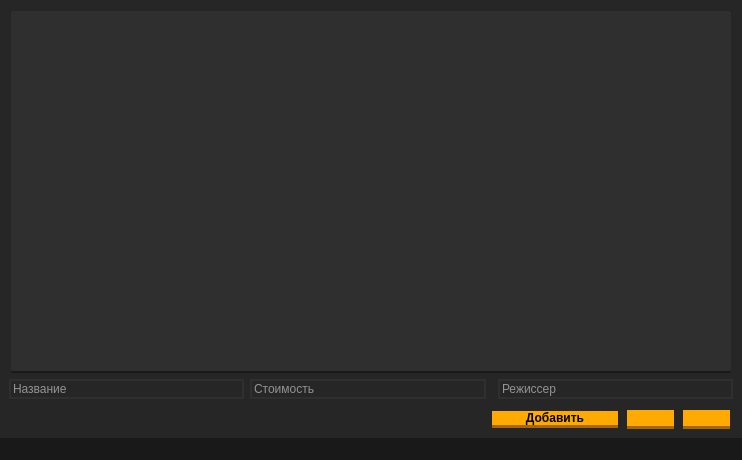
Qt form mainwindow.ui (OIegator/Movie-list-application) before a commit.
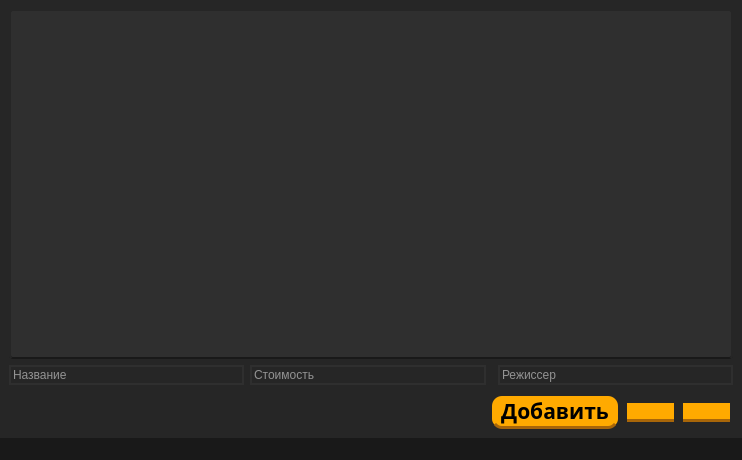
The same form after that commit. Icons and pictures are not drawn.

Diff of the .ui file:
```diff
--- a/mainwindow.ui
+++ b/mainwindow.ui
@@ -44,12 +44,217 @@
    <layout class="QGridLayout" name="gridLayout">
     <item row="1" column="1">
      <widget class="QLineEdit" name="lineEdit">
+      <property name="enabled">
+       <bool>true</bool>
+      </property>
       <property name="minimumSize">
        <size>
         <width>100</width>
         <height>0</height>
        </size>
       </property>
+      <property name="palette">
+       <palette>
+        <active>
+         <colorrole role="WindowText">
+          <brush brushstyle="SolidPattern">
+           <color alpha="255">
+            <red>255</red>
+            <green>255</green>
+            <blue>255</blue>
+           </color>
+          </brush>
+         </colorrole>
+         <colorrole role="Button">
+          <brush brushstyle="SolidPattern">
+           <color alpha="255">
+            <red>38</red>
+            <green>38</green>
+            <blue>38</blue>
+           </color>
+          </brush>
+         </colorrole>
+         <colorrole role="Text">
+          <brush brushstyle="SolidPattern">
+           <color alpha="255">
+            <red>255</red>
+            <green>255</green>
+            <blue>255</blue>
+           </color>
+          </brush>
+         </colorrole>
+         <colorrole role="ButtonText">
+          <brush brushstyle="SolidPattern">
+           <color alpha="255">
+            <red>255</red>
+            <green>255</green>
+            <blue>255</blue>
+           </color>
+          </brush>
+         </colorrole>
+         <colorrole role="Base">
+          <brush brushstyle="SolidPattern">
+           <color alpha="255">
+            <red>38</red>
+            <green>38</green>
+            <blue>38</blue>
+           </color>
+          </brush>
+         </colorrole>
+         <colorrole role="Window">
+          <brush brushstyle="SolidPattern">
+           <color alpha="255">
+            <red>38</red>
+            <green>38</green>
+            <blue>38</blue>
+           </color>
+          </brush>
+         </colorrole>
+         <colorrole role="PlaceholderText">
+          <brush brushstyle="SolidPattern">
+           <color alpha="255">
+            <red>147</red>
+            <green>147</green>
+            <blue>147</blue>
+           </color>
+          </brush>
+         </colorrole>
+        </active>
+        <inactive>
+         <colorrole role="WindowText">
+          <brush brushstyle="SolidPattern">
+           <color alpha="255">
+            <red>255</red>
+            <green>255</green>
+            <blue>255</blue>
+           </color>
+          </brush>
+         </colorrole>
+         <colorrole role="Button">
+          <brush brushstyle="SolidPattern">
+           <color alpha="255">
+            <red>38</red>
+            <green>38</green>
+            <blue>38</blue>
+           </color>
+          </brush>
+         </colorrole>
+         <colorrole role="Text">
+          <brush brushstyle="SolidPattern">
+           <color alpha="255">
+            <red>255</red>
+            <green>255</green>
+            <blue>255</blue>
+           </color>
+          </brush>
+         </colorrole>
+         <colorrole role="ButtonText">
+          <brush brushstyle="SolidPattern">
+           <color alpha="255">
+            <red>255</red>
+            <green>255</green>
+            <blue>255</blue>
+           </color>
+          </brush>
+         </colorrole>
+         <colorrole role="Base">
+          <brush brushstyle="SolidPattern">
+           <color alpha="255">
+            <red>38</red>
+            <green>38</green>
+            <blue>38</blue>
+           </color>
+          </brush>
+         </colorrole>
+         <colorrole role="Window">
+          <brush brushstyle="SolidPattern">
+           <color alpha="255">
+            <red>38</red>
+            <green>38</green>
+            <blue>38</blue>
+           </color>
+          </brush>
+         </colorrole>
+         <colorrole role="PlaceholderText">
+          <brush brushstyle="SolidPattern">
+           <color alpha="255">
+            <red>147</red>
+            <green>147</green>
+            <blue>147</blue>
+           </color>
+          </brush>
+         </colorrole>
+        </inactive>
+        <disabled>
+         <colorrole role="WindowText">
+          <brush brushstyle="SolidPattern">
+           <color alpha="255">
+            <red>255</red>
+            <green>255</green>
+            <blue>255</blue>
+           </color>
+          </brush>
+         </colorrole>
+         <colorrole role="Button">
+          <brush brushstyle="SolidPattern">
+           <color alpha="255">
+            <red>38</red>
+            <green>38</green>
+            <blue>38</blue>
+           </color>
+          </brush>
+         </colorrole>
+         <colorrole role="Text">
+          <brush brushstyle="SolidPattern">
+           <color alpha="255">
+            <red>255</red>
+            <green>255</green>
+            <blue>255</blue>
+           </color>
+          </brush>
+         </colorrole>
+         <colorrole role="ButtonText">
+          <brush brushstyle="SolidPattern">
+           <color alpha="255">
+            <red>255</red>
+            <green>255</green>
+            <blue>255</blue>
+           </color>
+          </brush>
+         </colorrole>
+         <colorrole role="Base">
+          <brush brushstyle="SolidPattern">
+           <color alpha="255">
+            <red>38</red>
+            <green>38</green>
+            <blue>38</blue>
+           </color>
+          </brush>
+         </colorrole>
+         <colorrole role="Window">
+          <brush brushstyle="SolidPattern">
+           <color alpha="255">
+            <red>38</red>
+            <green>38</green>
+            <blue>38</blue>
+           </color>
+          </brush>
+         </colorrole>
+         <colorrole role="PlaceholderText">
+          <brush brushstyle="SolidPattern">
+           <color alpha="255">
+            <red>147</red>
+            <green>147</green>
+            <blue>147</blue>
+           </color>
+          </brush>
+         </colorrole>
+        </disabled>
+       </palette>
+      </property>
+      <property name="mouseTracking">
+       <bool>false</bool>
+      </property>
       <property name="styleSheet">
        <string notr="true">color: white;
 font: 16pt &quot;OCR A Extended&quot;;
@@ -57,6 +262,12 @@
 border: 2px solid rgb(47, 47, 47);
 </string>
       </property>
+      <property name="inputMethodHints">
+       <set>Qt::ImhNone</set>
+      </property>
+      <property name="text">
+       <string/>
+      </property>
       <property name="placeholderText">
        <string>Стоимость</string>
       </property>
@@ -78,6 +289,208 @@
     </item>
     <item row="1" column="0">
      <widget class="QLineEdit" name="lineEdit_2">
+      <property name="palette">
+       <palette>
+        <active>
+         <colorrole role="WindowText">
+          <brush brushstyle="SolidPattern">
+           <color alpha="255">
+            <red>255</red>
+            <green>255</green>
+            <blue>255</blue>
+           </color>
+          </brush>
+         </colorrole>
+         <colorrole role="Button">
+          <brush brushstyle="SolidPattern">
+           <color alpha="255">
+            <red>38</red>
+            <green>38</green>
+            <blue>38</blue>
+           </color>
+          </brush>
+         </colorrole>
+         <colorrole role="Text">
+          <brush brushstyle="SolidPattern">
+           <color alpha="255">
+            <red>255</red>
+            <green>255</green>
+            <blue>255</blue>
+           </color>
+          </brush>
+         </colorrole>
+         <colorrole role="ButtonText">
+          <brush brushstyle="SolidPattern">
+           <color alpha="255">
+            <red>255</red>
+            <green>255</green>
+            <blue>255</blue>
+           </color>
+          </brush>
+         </colorrole>
+         <colorrole role="Base">
+          <brush brushstyle="SolidPattern">
+           <color alpha="255">
+            <red>38</red>
+            <green>38</green>
+            <blue>38</blue>
+           </color>
+          </brush>
+         </colorrole>
+         <colorrole role="Window">
+          <brush brushstyle="SolidPattern">
+           <color alpha="255">
+            <red>38</red>
+            <green>38</green>
+            <blue>38</blue>
+           </color>
+          </brush>
+         </colorrole>
+         <colorrole role="PlaceholderText">
+          <brush brushstyle="NoBrush">
+           <color alpha="128">
+            <red>255</red>
+            <green>255</green>
+            <blue>255</blue>
+           </color>
+          </brush>
+         </colorrole>
+        </active>
+        <inactive>
+         <colorrole role="WindowText">
+          <brush brushstyle="SolidPattern">
+           <color alpha="255">
+            <red>255</red>
+            <green>255</green>
+            <blue>255</blue>
+           </color>
+          </brush>
+         </colorrole>
+         <colorrole role="Button">
+          <brush brushstyle="SolidPattern">
+           <color alpha="255">
+            <red>38</red>
+            <green>38</green>
+            <blue>38</blue>
+           </color>
+          </brush>
+         </colorrole>
+         <colorrole role="Text">
+          <brush brushstyle="SolidPattern">
+           <color alpha="255">
+            <red>255</red>
+            <green>255</green>
+            <blue>255</blue>
+           </color>
+          </brush>
+         </colorrole>
+         <colorrole role="ButtonText">
+          <brush brushstyle="SolidPattern">
+           <color alpha="255">
+            <red>255</red>
+            <green>255</green>
+            <blue>255</blue>
+           </color>
+          </brush>
+         </colorrole>
+         <colorrole role="Base">
+          <brush brushstyle="SolidPattern">
+           <color alpha="255">
+            <red>38</red>
+            <green>38</green>
+            <blue>38</blue>
+           </color>
+          </brush>
+         </colorrole>
+         <colorrole role="Window">
+          <brush brushstyle="SolidPattern">
+           <color alpha="255">
+            <red>38</red>
+            <green>38</green>
+            <blue>38</blue>
+           </color>
+          </brush>
+         </colorrole>
+         <colorrole role="PlaceholderText">
+          <brush brushstyle="NoBrush">
+           <color alpha="128">
+            <red>255</red>
+            <green>255</green>
+            <blue>255</blue>
+           </color>
+          </brush>
+         </colorrole>
+        </inactive>
+        <disabled>
+         <colorrole role="WindowText">
+          <brush brushstyle="SolidPattern">
+           <color alpha="255">
+            <red>255</red>
+            <green>255</green>
+            <blue>255</blue>
+           </color>
+          </brush>
+         </colorrole>
+         <colorrole role="Button">
+          <brush brushstyle="SolidPattern">
+           <color alpha="255">
+            <red>38</red>
+            <green>38</green>
+            <blue>38</blue>
+           </color>
+          </brush>
+         </colorrole>
+         <colorrole role="Text">
+          <brush brushstyle="SolidPattern">
+           <color alpha="255">
+            <red>255</red>
+            <green>255</green>
+            <blue>255</blue>
+           </color>
+          </brush>
+         </colorrole>
+         <colorrole role="ButtonText">
+          <brush brushstyle="SolidPattern">
+           <color alpha="255">
+            <red>255</red>
+            <green>255</green>
+            <blue>255</blue>
+           </color>
+          </brush>
+         </colorrole>
+         <colorrole role="Base">
+          <brush brushstyle="SolidPattern">
+           <color alpha="255">
+            <red>38</red>
+            <green>38</green>
+            <blue>38</blue>
+           </color>
+          </brush>
+         </colorrole>
+         <colorrole role="Window">
+          <brush brushstyle="SolidPattern">
+           <color alpha="255">
+            <red>38</red>
+            <green>38</green>
+            <blue>38</blue>
+           </color>
+          </brush>
+         </colorrole>
+         <colorrole role="PlaceholderText">
+          <brush brushstyle="NoBrush">
+           <color alpha="128">
+            <red>255</red>
+            <green>255</green>
+            <blue>255</blue>
+           </color>
+          </brush>
+         </colorrole>
+        </disabled>
+       </palette>
+      </property>
+      <property name="autoFillBackground">
+       <bool>false</bool>
+      </property>
       <property name="styleSheet">
        <string notr="true">color: white;
 font: 16pt &quot;OCR A Extended&quot;;
@@ -124,7 +537,7 @@
       </property>
       <property name="font">
        <font>
-        <family>Calibri Light</family>
+        <family>MS Shell Dlg 2</family>
         <pointsize>-1</pointsize>
         <weight>50</weight>
         <bold>false</bold>
@@ -277,6 +690,15 @@
      <layout class="QHBoxLayout" name="horizontalLayout_3">
       <item>
        <widget class="QPushButton" name="pushButton">
+        <property name="font">
+         <font>
+          <family>MS Shell Dlg 2 serif</family>
+          <pointsize>16</pointsize>
+          <weight>87</weight>
+          <italic>false</italic>
+          <bold>true</bold>
+         </font>
+        </property>
         <property name="cursor">
          <cursorShape>PointingHandCursor</cursorShape>
         </property>
@@ -390,6 +812,231 @@
       </item>
      </layout>
     </item>
+    <item row="1" column="3">
+     <widget class="QLineEdit" name="lineEdit_3">
+      <property name="minimumSize">
+       <size>
+        <width>100</width>
+        <height>0</height>
+       </size>
+      </property>
+      <property name="maximumSize">
+       <size>
+        <width>16777215</width>
+        <height>16777215</height>
+       </size>
+      </property>
+      <property name="palette">
+       <palette>
+        <active>
+         <colorrole role="WindowText">
+          <brush brushstyle="SolidPattern">
+           <color alpha="255">
+            <red>255</red>
+            <green>255</green>
+            <blue>255</blue>
+           </color>
+          </brush>
+         </colorrole>
+         <colorrole role="Button">
+          <brush brushstyle="SolidPattern">
+           <color alpha="255">
+            <red>38</red>
+            <green>38</green>
+            <blue>38</blue>
+           </color>
+          </brush>
+         </colorrole>
+         <colorrole role="Text">
+          <brush brushstyle="SolidPattern">
+           <color alpha="255">
+            <red>255</red>
+            <green>255</green>
+            <blue>255</blue>
+           </color>
+          </brush>
+         </colorrole>
+         <colorrole role="ButtonText">
+          <brush brushstyle="SolidPattern">
+           <color alpha="255">
+            <red>255</red>
+            <green>255</green>
+            <blue>255</blue>
+           </color>
+          </brush>
+         </colorrole>
+         <colorrole role="Base">
+          <brush brushstyle="SolidPattern">
+           <color alpha="255">
+            <red>38</red>
+            <green>38</green>
+            <blue>38</blue>
+           </color>
+          </brush>
+         </colorrole>
+         <colorrole role="Window">
+          <brush brushstyle="SolidPattern">
+           <color alpha="255">
+            <red>38</red>
+            <green>38</green>
+            <blue>38</blue>
+           </color>
+          </brush>
+         </colorrole>
+         <colorrole role="PlaceholderText">
+          <brush brushstyle="SolidPattern">
+           <color alpha="255">
+            <red>147</red>
+            <green>147</green>
+            <blue>147</blue>
+           </color>
+          </brush>
+         </colorrole>
+        </active>
+        <inactive>
+         <colorrole role="WindowText">
+          <brush brushstyle="SolidPattern">
+           <color alpha="255">
+            <red>255</red>
+            <green>255</green>
+            <blue>255</blue>
+           </color>
+          </brush>
+         </colorrole>
+         <colorrole role="Button">
+          <brush brushstyle="SolidPattern">
+           <color alpha="255">
+            <red>38</red>
+            <green>38</green>
+            <blue>38</blue>
+           </color>
+          </brush>
+         </colorrole>
+         <colorrole role="Text">
+          <brush brushstyle="SolidPattern">
+           <color alpha="255">
+            <red>255</red>
+            <green>255</green>
+            <blue>255</blue>
+           </color>
+          </brush>
+         </colorrole>
+         <colorrole role="ButtonText">
+          <brush brushstyle="SolidPattern">
+           <color alpha="255">
+            <red>255</red>
+            <green>255</green>
+            <blue>255</blue>
+           </color>
+          </brush>
+         </colorrole>
+         <colorrole role="Base">
+          <brush brushstyle="SolidPattern">
+           <color alpha="255">
+            <red>38</red>
+            <green>38</green>
+            <blue>38</blue>
+           </color>
+          </brush>
+         </colorrole>
+         <colorrole role="Window">
+          <brush brushstyle="SolidPattern">
+           <color alpha="255">
+            <red>38</red>
+            <green>38</green>
+            <blue>38</blue>
+           </color>
+          </brush>
+         </colorrole>
+         <colorrole role="PlaceholderText">
+          <brush brushstyle="SolidPattern">
+           <color alpha="255">
+            <red>147</red>
+            <green>147</green>
+            <blue>147</blue>
+           </color>
+          </brush>
+         </colorrole>
+        </inactive>
+        <disabled>
+         <colorrole role="WindowText">
+          <brush brushstyle="SolidPattern">
+           <color alpha="255">
+            <red>255</red>
+            <green>255</green>
+            <blue>255</blue>
+           </color>
+          </brush>
+         </colorrole>
+         <colorrole role="Button">
+          <brush brushstyle="SolidPattern">
+           <color alpha="255">
+            <red>38</red>
+            <green>38</green>
+            <blue>38</blue>
+           </color>
+          </brush>
+         </colorrole>
+         <colorrole role="Text">
+          <brush brushstyle="SolidPattern">
+           <color alpha="255">
+            <red>255</red>
+            <green>255</green>
+            <blue>255</blue>
+           </color>
+          </brush>
+         </colorrole>
+         <colorrole role="ButtonText">
+          <brush brushstyle="SolidPattern">
+           <color alpha="255">
+            <red>255</red>
+            <green>255</green>
+            <blue>255</blue>
+           </color>
+          </brush>
+         </colorrole>
+         <colorrole role="Base">
+          <brush brushstyle="SolidPattern">
+           <color alpha="255">
+            <red>38</red>
+            <green>38</green>
+            <blue>38</blue>
+           </color>
+          </brush>
+         </colorrole>
+         <colorrole role="Window">
+          <brush brushstyle="SolidPattern">
+           <color alpha="255">
+            <red>38</red>
+            <green>38</green>
+            <blue>38</blue>
+           </color>
+          </brush>
+         </colorrole>
+         <colorrole role="PlaceholderText">
+          <brush brushstyle="SolidPattern">
+           <color alpha="255">
+            <red>147</red>
+            <green>147</green>
+            <blue>147</blue>
+           </color>
+          </brush>
+         </colorrole>
+        </disabled>
+       </palette>
+      </property>
+      <property name="styleSheet">
+       <string notr="true">color: white;
+font: 16pt &quot;MS Shell Dlg 2&quot;;
+border: 2px solid rgb(47, 47, 47);
+
+</string>
+      </property>
+      <property name="placeholderText">
+       <string>Режиссер</string>
+      </property>
+     </widget>
+    </item>
    </layout>
   </widget>
   <widget class="QStatusBar" name="statusbar">
```
Left out of the diff: 28 changed lines with no effect on the pictures.
